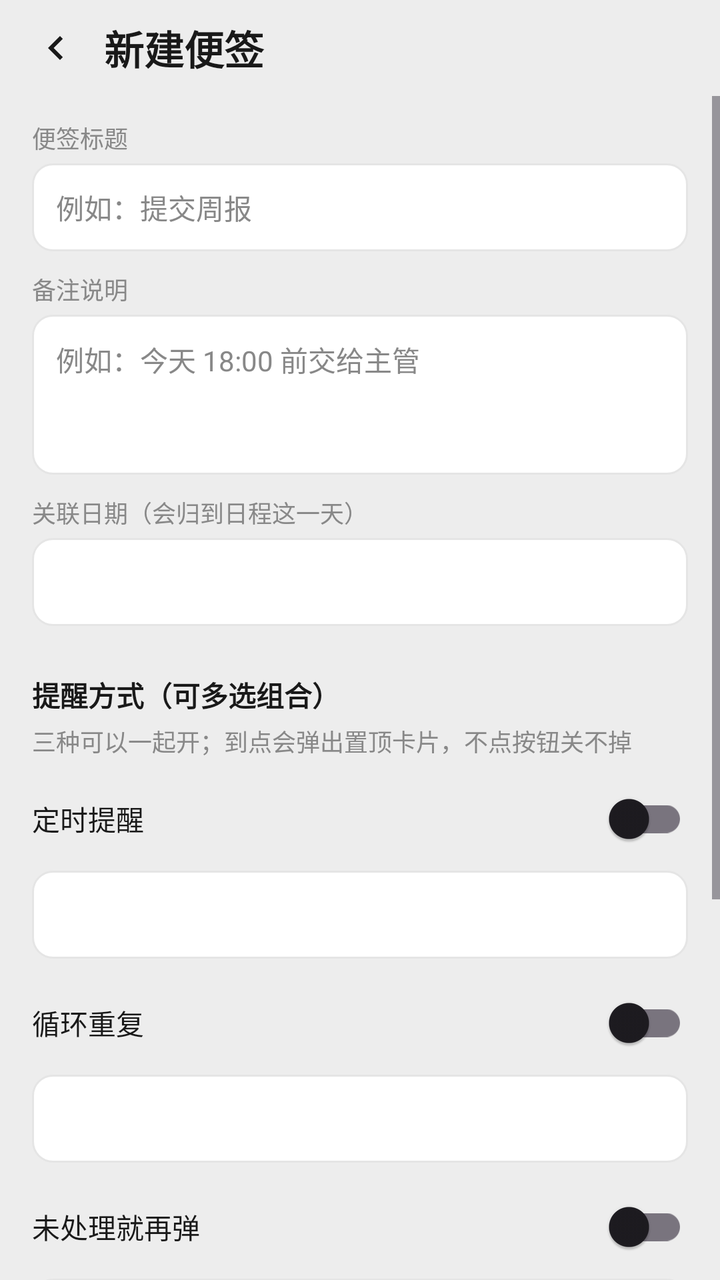
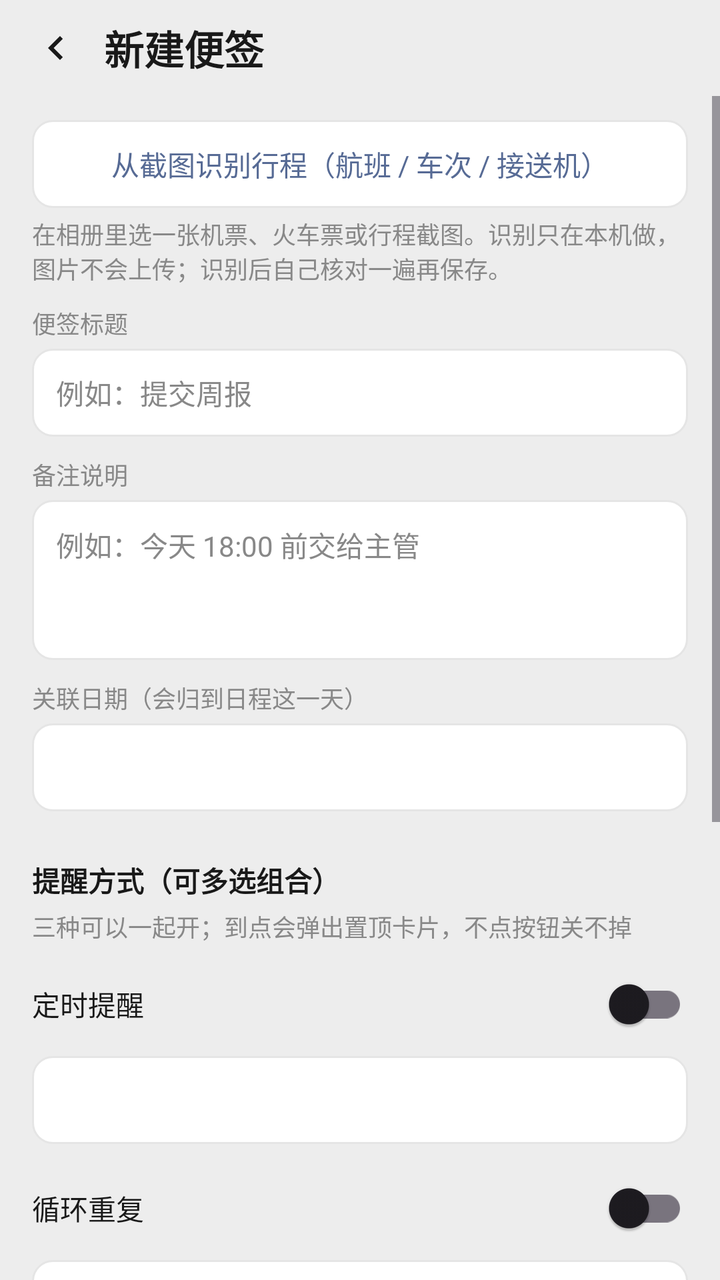

An Android layout rendered at two revisions. The XML below is the earlier revision; the diff shows what the commit changed to produce the second picture.
<!-- AndroidManifest.xml: application theme Theme.WorkNote -->
<!-- res/layout/activity_note_edit.xml -->
<?xml version="1.0" encoding="utf-8"?>
<LinearLayout xmlns:android="http://schemas.android.com/apk/res/android"
    xmlns:app="http://schemas.android.com/apk/res-auto"
    android:layout_width="match_parent"
    android:layout_height="match_parent"
    android:background="@color/page_bg"
    android:fitsSystemWindows="true"
    android:orientation="vertical">

    <LinearLayout
        android:layout_width="match_parent"
        android:layout_height="@dimen/top_bar_height"
        android:gravity="center_vertical"
        android:orientation="horizontal"
        android:paddingStart="8dp"
        android:paddingEnd="16dp">

        <ImageView
            android:id="@+id/btnBack"
            android:layout_width="40dp"
            android:layout_height="40dp"
            android:background="?attr/selectableItemBackgroundBorderless"
            android:clickable="true"
            android:contentDescription="@string/back"
            android:focusable="true"
            android:padding="8dp"
            android:src="@drawable/ic_chevron_left"
            app:tint="@color/text_primary" />

        <TextView
            android:id="@+id/editTitle"
            style="@style/Text.Title"
            android:layout_width="0dp"
            android:layout_height="match_parent"
            android:layout_marginStart="4dp"
            android:layout_weight="1"
            android:gravity="center_vertical"
            android:text="@string/note_edit_new" />
    </LinearLayout>

    <ScrollView
        android:layout_width="match_parent"
        android:layout_height="0dp"
        android:layout_weight="1"
        android:clipToPadding="false"
        android:fillViewport="true">

        <LinearLayout
            android:layout_width="match_parent"
            android:layout_height="wrap_content"
            android:orientation="vertical"
            android:paddingStart="@dimen/page_margin"
            android:paddingTop="@dimen/space_bar_to_section"
            android:paddingEnd="@dimen/page_margin"
            android:paddingBottom="@dimen/space_section">

            <TextView
                style="@style/Text.HintSmall"
                android:layout_width="match_parent"
                android:layout_height="wrap_content"
                android:text="@string/note_title_label" />

            <EditText
                android:id="@+id/inputTitle"
                android:layout_width="match_parent"
                android:layout_height="@dimen/field_height"
                android:layout_marginTop="4dp"
                android:background="@drawable/bg_field"
                android:hint="@string/note_title_hint"
                android:inputType="text"
                android:paddingStart="12dp"
                android:paddingEnd="12dp"
                android:singleLine="true"
                android:textColor="@color/text_primary"
                android:textColorHint="@color/text_secondary"
                android:textSize="@dimen/text_body" />

            <TextView
                style="@style/Text.HintSmall"
                android:layout_width="match_parent"
                android:layout_height="wrap_content"
                android:layout_marginTop="@dimen/space_item"
                android:text="@string/note_remark_label" />

            <EditText
                android:id="@+id/inputRemark"
                android:layout_width="match_parent"
                android:layout_height="80dp"
                android:layout_marginTop="4dp"
                android:background="@drawable/bg_field"
                android:gravity="top|start"
                android:hint="@string/note_remark_hint"
                android:inputType="textMultiLine"
                android:padding="12dp"
                android:textColor="@color/text_primary"
                android:textColorHint="@color/text_secondary"
                android:textSize="@dimen/text_body" />

            <TextView
                style="@style/Text.HintSmall"
                android:layout_width="match_parent"
                android:layout_height="wrap_content"
                android:layout_marginTop="@dimen/space_item"
                android:text="@string/note_date_label" />

            <TextView
                android:id="@+id/inputDate"
                android:layout_width="match_parent"
                android:layout_height="@dimen/field_height"
                android:layout_marginTop="4dp"
                android:background="@drawable/bg_field"
                android:clickable="true"
                android:focusable="true"
                android:gravity="center_vertical"
                android:paddingStart="12dp"
                android:paddingEnd="12dp"
                android:textColor="@color/text_primary"
                android:textSize="@dimen/text_body" />

            <TextView
                style="@style/Text.SectionTitle"
                android:layout_width="match_parent"
                android:layout_height="wrap_content"
                android:layout_marginTop="@dimen/space_section"
                android:text="@string/reminder_section" />

            <TextView
                style="@style/Text.HintSmall"
                android:layout_width="match_parent"
                android:layout_height="wrap_content"
                android:layout_marginTop="4dp"
                android:text="@string/reminder_section_hint" />

            <LinearLayout
                android:layout_width="match_parent"
                android:layout_height="@dimen/field_height"
                android:layout_marginTop="@dimen/space_section_title"
                android:gravity="center_vertical"
                android:orientation="horizontal">

                <TextView
                    style="@style/Text.Body"
                    android:layout_width="0dp"
                    android:layout_height="wrap_content"
                    android:layout_weight="1"
                    android:text="@string/rmd_timed"
                    android:textColor="@color/text_primary" />

                <androidx.appcompat.widget.SwitchCompat
                    android:id="@+id/swTimed"
                    android:layout_width="wrap_content"
                    android:layout_height="wrap_content" />
            </LinearLayout>

            <TextView
                android:id="@+id/inputTime"
                android:layout_width="match_parent"
                android:layout_height="@dimen/field_height"
                android:layout_marginTop="4dp"
                android:background="@drawable/bg_field"
                android:clickable="true"
                android:focusable="true"
                android:gravity="center_vertical"
                android:paddingStart="12dp"
                android:paddingEnd="12dp"
                android:textColor="@color/text_primary"
                android:textSize="@dimen/text_body" />

            <LinearLayout
                android:layout_width="match_parent"
                android:layout_height="@dimen/field_height"
                android:layout_marginTop="@dimen/space_item"
                android:gravity="center_vertical"
                android:orientation="horizontal">

                <TextView
                    style="@style/Text.Body"
                    android:layout_width="0dp"
                    android:layout_height="wrap_content"
                    android:layout_weight="1"
                    android:text="@string/rmd_loop"
                    android:textColor="@color/text_primary" />

                <androidx.appcompat.widget.SwitchCompat
                    android:id="@+id/swLoop"
                    android:layout_width="wrap_content"
                    android:layout_height="wrap_content" />
            </LinearLayout>

            <TextView
                android:id="@+id/inputLoop"
                android:layout_width="match_parent"
                android:layout_height="@dimen/field_height"
                android:layout_marginTop="4dp"
                android:background="@drawable/bg_field"
                android:clickable="true"
                android:focusable="true"
                android:gravity="center_vertical"
                android:paddingStart="12dp"
                android:paddingEnd="12dp"
                android:textColor="@color/text_primary"
                android:textSize="@dimen/text_body" />

            <LinearLayout
                android:layout_width="match_parent"
                android:layout_height="@dimen/field_height"
                android:layout_marginTop="@dimen/space_item"
                android:gravity="center_vertical"
                android:orientation="horizontal">

                <TextView
                    style="@style/Text.Body"
                    android:layout_width="0dp"
                    android:layout_height="wrap_content"
                    android:layout_weight="1"
                    android:text="@string/rmd_repeat"
                    android:textColor="@color/text_primary" />

                <androidx.appcompat.widget.SwitchCompat
                    android:id="@+id/swRepeat"
                    android:layout_width="wrap_content"
                    android:layout_height="wrap_content" />
            </LinearLayout>

            <EditText
                android:id="@+id/inputInterval"
                android:layout_width="match_parent"
                android:layout_height="@dimen/field_height"
                android:layout_marginTop="4dp"
                android:background="@drawable/bg_field"
                android:hint="@string/rmd_interval_hint"
                android:inputType="number"
                android:paddingStart="12dp"
                android:paddingEnd="12dp"
                android:singleLine="true"
                android:textColor="@color/text_primary"
                android:textColorHint="@color/text_secondary"
                android:textSize="@dimen/text_body" />

            <TextView
                style="@style/Text.SectionTitle"
                android:layout_width="match_parent"
                android:layout_height="wrap_content"
                android:layout_marginTop="@dimen/space_section"
                android:text="@string/action_section" />

            <TextView
                style="@style/Text.HintSmall"
                android:layout_width="match_parent"
                android:layout_height="wrap_content"
                android:layout_marginTop="4dp"
                android:text="@string/action_section_hint" />

            <LinearLayout
                android:id="@+id/actionsContainer"
                android:layout_width="match_parent"
                android:layout_height="wrap_content"
                android:layout_marginTop="@dimen/space_section_title"
                android:orientation="vertical" />

            <TextView
                android:id="@+id/btnAddAction"
                android:layout_width="match_parent"
                android:layout_height="@dimen/field_height"
                android:layout_marginTop="@dimen/space_item"
                android:background="@drawable/bg_field"
                android:clickable="true"
                android:focusable="true"
                android:gravity="center"
                android:text="@string/action_add"
                android:textColor="@color/link"
                android:textSize="@dimen/text_body" />

            <TextView
                android:id="@+id/btnSave"
                android:layout_width="match_parent"
                android:layout_height="@dimen/field_height"
                android:layout_marginTop="@dimen/space_section"
                android:background="@drawable/bg_button_primary"
                android:clickable="true"
                android:focusable="true"
                android:gravity="center"
                android:text="@string/action_save"
                android:textColor="#FFFFFF"
                android:textSize="@dimen/text_body" />
        </LinearLayout>
    </ScrollView>
</LinearLayout>
<!-- resources referenced by this layout -->
<resources>
  <color name="link">#576B95</color>
  <color name="page_bg">#EDEDED</color>
  <color name="text_primary">#191919</color>
  <color name="text_secondary">#888888</color>
  <dimen name="field_height">44dp</dimen>
  <dimen name="page_margin">16dp</dimen>
  <dimen name="space_bar_to_section">12dp</dimen>
  <dimen name="space_item">10dp</dimen>
  <dimen name="space_section">24dp</dimen>
  <dimen name="space_section_title">8dp</dimen>
  <dimen name="text_body">14sp</dimen>
  <dimen name="top_bar_height">48dp</dimen>
  <!-- drawable bg_button_primary (drawable) -->
  <?xml version="1.0" encoding="utf-8"?>
  <ripple xmlns:android="http://schemas.android.com/apk/res/android"
      android:color="@color/ripple">
      <item>
          <shape android:shape="rectangle">
              <solid android:color="@color/accent" />
              <corners android:radius="@dimen/field_radius" />
          </shape>
      </item>
  </ripple>
  <!-- drawable bg_field (drawable) -->
  <?xml version="1.0" encoding="utf-8"?>
  <shape xmlns:android="http://schemas.android.com/apk/res/android" android:shape="rectangle">
      <solid android:color="@color/card_bg" />
      <corners android:radius="@dimen/field_radius" />
      <stroke android:width="1dp" android:color="@color/divider" />
  </shape>
  <!-- drawable ic_chevron_left (drawable) -->
  <?xml version="1.0" encoding="utf-8"?>
  <vector xmlns:android="http://schemas.android.com/apk/res/android"
      android:width="24dp"
      android:height="24dp"
      android:viewportWidth="24"
      android:viewportHeight="24">
      <path
          android:fillColor="#FF000000"
          android:pathData="M15.41,7.41L14,6l-6,6 6,6 1.41,-1.41 -4.58,-4.59z" />
  </vector>
  <string name="action_add">＋ 添加一个按钮</string>
  <string name="action_save">保存便签</string>
  <string name="action_section">自定义操作按钮</string>
  <string name="action_section_hint">这里配的按钮，就是强提醒卡片上能点的按钮；每条便签可以不一样</string>
  <string name="back">返回</string>
  <string name="note_date_label">关联日期（会归到日程这一天）</string>
  <string name="note_edit_new">新建便签</string>
  <string name="note_remark_hint">例如：今天 18:00 前交给主管</string>
  <string name="note_remark_label">备注说明</string>
  <string name="note_title_hint">例如：提交周报</string>
  <string name="note_title_label">便签标题</string>
  <string name="reminder_section">提醒方式（可多选组合）</string>
  <string name="reminder_section_hint">三种可以一起开；到点会弹出置顶卡片，不点按钮关不掉</string>
  <string name="rmd_interval_hint">重弹间隔（分钟，默认 %1$d）</string>
  <string name="rmd_loop">循环重复</string>
  <string name="rmd_repeat">未处理就再弹</string>
  <string name="rmd_timed">定时提醒</string>
  <style name="Text.Body" parent="">
          <item name="android:textColor">@color/text_secondary</item>
          <item name="android:textSize">@dimen/text_body</item>
      </style>
  <style name="Text.HintSmall" parent="">
          <item name="android:textColor">@color/text_secondary</item>
          <item name="android:textSize">@dimen/text_hint</item>
      </style>
  <style name="Text.SectionTitle" parent="">
          <item name="android:textColor">@color/text_primary</item>
          <item name="android:textSize">@dimen/text_body</item>
          <item name="android:textStyle">bold</item>
      </style>
  <style name="Text.Title" parent="">
          <item name="android:textColor">@color/text_primary</item>
          <item name="android:textSize">@dimen/text_title</item>
          <item name="android:textStyle">bold</item>
      </style>
  <color name="ripple">#22000000</color>
  <color name="accent">#07C160</color>
  <dimen name="field_radius">10dp</dimen>
  <color name="card_bg">#FFFFFF</color>
  <color name="divider">#E5E5E5</color>
  <dimen name="text_hint">12sp</dimen>
  <dimen name="text_title">20sp</dimen>
  <color name="bar_bg">#EDEDED</color>
  <color name="tab_bar_bg">#F7F7F7</color>
  <!-- unchanged entries left out for length: 1 -->
</resources>

<!-- the commit's change to res/layout/activity_note_edit.xml (unified diff, before → after) -->
@@ -55,9 +55,29 @@
             android:paddingBottom="@dimen/space_section">
 
             <TextView
-                style="@style/Text.HintSmall"
-                android:layout_width="match_parent"
-                android:layout_height="wrap_content"
+                android:id="@+id/btnScanTrip"
+                android:layout_width="match_parent"
+                android:layout_height="@dimen/field_height"
+                android:background="@drawable/bg_field"
+                android:clickable="true"
+                android:focusable="true"
+                android:gravity="center"
+                android:text="@string/note_scan_trip"
+                android:textColor="@color/link"
+                android:textSize="@dimen/text_body" />
+
+            <TextView
+                style="@style/Text.HintSmall"
+                android:layout_width="match_parent"
+                android:layout_height="wrap_content"
+                android:layout_marginTop="4dp"
+                android:text="@string/note_scan_trip_hint" />
+
+            <TextView
+                style="@style/Text.HintSmall"
+                android:layout_width="match_parent"
+                android:layout_height="wrap_content"
+                android:layout_marginTop="@dimen/space_item"
                 android:text="@string/note_title_label" />
 
             <EditText
<!-- resource entries referenced after the edit -->
@@ -50,6 +50,8 @@
   <string name="note_edit_new">新建便签</string>
   <string name="note_remark_hint">例如：今天 18:00 前交给主管</string>
   <string name="note_remark_label">备注说明</string>
+  <string name="note_scan_trip">从截图识别行程（航班 / 车次 / 接送机）</string>
+  <string name="note_scan_trip_hint">在相册里选一张机票、火车票或行程截图。识别只在本机做，图片不会上传；识别后自己核对一遍再保存。</string>
   <string name="note_title_hint">例如：提交周报</string>
   <string name="note_title_label">便签标题</string>
   <string name="reminder_section">提醒方式（可多选组合）</string>
